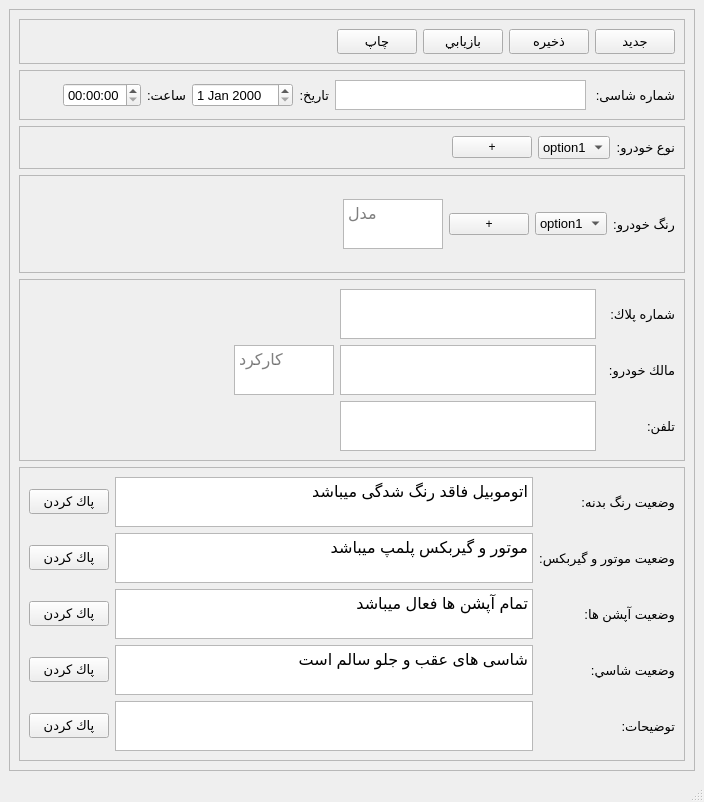
Old version of the form UIDesign.ui in the repository MahsimaEbrahimi/carProj.
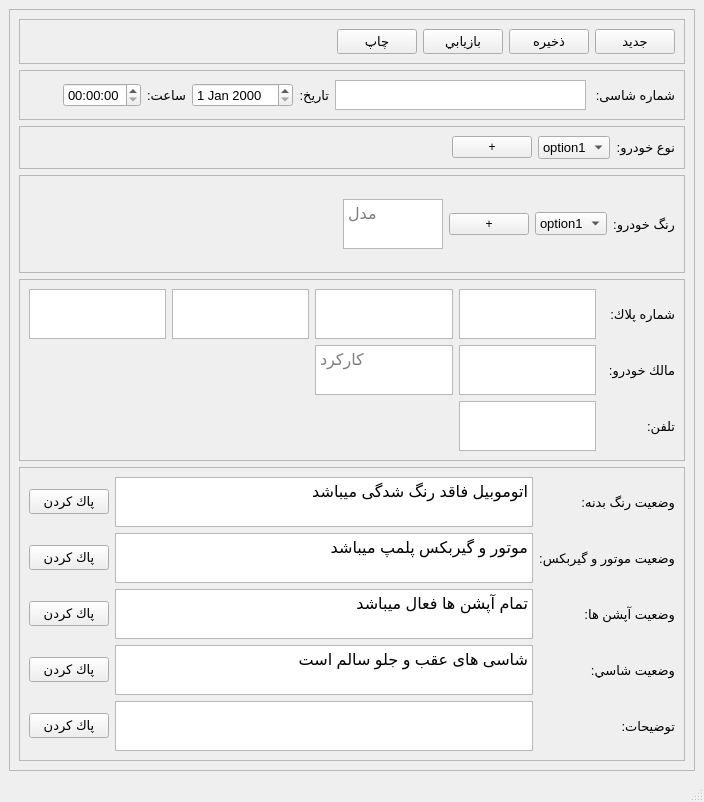
New version of the form.

```diff
--- a/UIDesign.ui
+++ b/UIDesign.ui
@@ -184,7 +184,7 @@
             <property name="maximumSize">
              <size>
               <width>16777215</width>
-              <height>30</height>
+              <height>50</height>
              </size>
             </property>
             <property name="palette">
@@ -496,7 +496,27 @@
           <enum>QFrame::Raised</enum>
          </property>
          <layout class="QGridLayout" name="gridLayout">
-          <item row="2" column="4">
+          <item row="0" column="2">
+           <widget class="QTextEdit" name="ThirdPart_id_2">
+            <property name="maximumSize">
+             <size>
+              <width>700</width>
+              <height>50</height>
+             </size>
+            </property>
+           </widget>
+          </item>
+          <item row="0" column="0">
+           <widget class="QTextEdit" name="firstPart_id">
+            <property name="maximumSize">
+             <size>
+              <width>700</width>
+              <height>50</height>
+             </size>
+            </property>
+           </widget>
+          </item>
+          <item row="2" column="6">
            <widget class="QLabel" name="label_6">
             <property name="font">
              <font>
@@ -508,82 +528,11 @@
             </property>
            </widget>
           </item>
-          <item row="0" column="2">
-           <widget class="QTextEdit" name="CarIdTxt">
-            <property name="maximumSize">
-             <size>
-              <width>700</width>
-              <height>50</height>
-             </size>
-            </property>
-            <property name="palette">
-             <palette>
-              <active>
-               <colorrole role="Button">
-                <brush brushstyle="SolidPattern">
-                 <color alpha="255">
-                  <red>240</red>
-                  <green>217</green>
-                  <blue>200</blue>
-                 </color>
-                </brush>
-               </colorrole>
-              </active>
-              <inactive>
-               <colorrole role="Button">
-                <brush brushstyle="SolidPattern">
-                 <color alpha="255">
-                  <red>240</red>
-                  <green>217</green>
-                  <blue>200</blue>
-                 </color>
-                </brush>
-               </colorrole>
-              </inactive>
-              <disabled>
-               <colorrole role="Button">
-                <brush brushstyle="SolidPattern">
-                 <color alpha="255">
-                  <red>240</red>
-                  <green>217</green>
-                  <blue>200</blue>
-                 </color>
-                </brush>
-               </colorrole>
-              </disabled>
-             </palette>
-            </property>
-            <property name="font">
-             <font>
-              <pointsize>12</pointsize>
-             </font>
-            </property>
-            <property name="html">
-             <string>&lt;!DOCTYPE HTML PUBLIC &quot;-//W3C//DTD HTML 4.0//EN&quot; &quot;http://www.w3.org/TR/REC-html40/strict.dtd&quot;&gt;
-&lt;html&gt;&lt;head&gt;&lt;meta name=&quot;qrichtext&quot; content=&quot;1&quot; /&gt;&lt;style type=&quot;text/css&quot;&gt;
-p, li { white-space: pre-wrap; }
-&lt;/style&gt;&lt;/head&gt;&lt;body style=&quot; font-family:'MS Shell Dlg 2'; font-size:12pt; font-weight:400; font-style:normal;&quot;&gt;
-&lt;p align=&quot;right&quot; style=&quot;-qt-paragraph-type:empty; margin-top:0px; margin-bottom:0px; margin-left:0px; margin-right:0px; -qt-block-indent:0; text-indent:0px;&quot;&gt;&lt;br /&gt;&lt;/p&gt;&lt;/body&gt;&lt;/html&gt;</string>
-            </property>
-           </widget>
-          </item>
-          <item row="0" column="3" colspan="2">
-           <widget class="QLabel" name="label_5">
-            <property name="font">
-             <font>
-              <pointsize>10</pointsize>
-             </font>
-            </property>
-            <property name="text">
-             <string>شماره پلاك:</string>
-            </property>
-           </widget>
-          </item>
-          <item row="1" column="2">
+          <item row="1" column="3">
            <widget class="QTextEdit" name="CarOwnerTxt">
             <property name="maximumSize">
              <size>
-              <width>700</width>
+              <width>1000</width>
               <height>50</height>
              </size>
             </property>
@@ -638,7 +587,7 @@
             </property>
            </widget>
           </item>
-          <item row="2" column="2">
+          <item row="2" column="3">
            <widget class="QTextEdit" name="PhoneTxt">
             <property name="maximumSize">
              <size>
@@ -697,20 +646,66 @@
             </property>
            </widget>
           </item>
-          <item row="1" column="0">
-           <spacer name="horizontalSpacer_3">
-            <property name="orientation">
-             <enum>Qt::Horizontal</enum>
-            </property>
-            <property name="sizeHint" stdset="0">
+          <item row="0" column="3">
+           <widget class="QTextEdit" name="FourthPart_id">
+            <property name="maximumSize">
              <size>
-              <width>40</width>
-              <height>20</height>
+              <width>700</width>
+              <height>50</height>
              </size>
             </property>
-           </spacer>
+            <property name="palette">
+             <palette>
+              <active>
+               <colorrole role="Button">
+                <brush brushstyle="SolidPattern">
+                 <color alpha="255">
+                  <red>240</red>
+                  <green>217</green>
+                  <blue>200</blue>
+                 </color>
+                </brush>
+               </colorrole>
+              </active>
+              <inactive>
+               <colorrole role="Button">
+                <brush brushstyle="SolidPattern">
+                 <color alpha="255">
+                  <red>240</red>
+                  <green>217</green>
+                  <blue>200</blue>
+                 </color>
+                </brush>
+               </colorrole>
+              </inactive>
+              <disabled>
+               <colorrole role="Button">
+                <brush brushstyle="SolidPattern">
+                 <color alpha="255">
+                  <red>240</red>
+                  <green>217</green>
+                  <blue>200</blue>
+                 </color>
+                </brush>
+               </colorrole>
+              </disabled>
+             </palette>
+            </property>
+            <property name="font">
+             <font>
+              <pointsize>12</pointsize>
+             </font>
+            </property>
+            <property name="html">
+             <string>&lt;!DOCTYPE HTML PUBLIC &quot;-//W3C//DTD HTML 4.0//EN&quot; &quot;http://www.w3.org/TR/REC-html40/strict.dtd&quot;&gt;
+&lt;html&gt;&lt;head&gt;&lt;meta name=&quot;qrichtext&quot; content=&quot;1&quot; /&gt;&lt;style type=&quot;text/css&quot;&gt;
+p, li { white-space: pre-wrap; }
+&lt;/style&gt;&lt;/head&gt;&lt;body style=&quot; font-family:'MS Shell Dlg 2'; font-size:12pt; font-weight:400; font-style:normal;&quot;&gt;
+&lt;p align=&quot;right&quot; style=&quot;-qt-paragraph-type:empty; margin-top:0px; margin-bottom:0px; margin-left:0px; margin-right:0px; -qt-block-indent:0; text-indent:0px;&quot;&gt;&lt;br /&gt;&lt;/p&gt;&lt;/body&gt;&lt;/html&gt;</string>
+            </property>
+           </widget>
           </item>
-          <item row="1" column="4">
+          <item row="1" column="6">
            <widget class="QLabel" name="label_4">
             <property name="font">
              <font>
@@ -722,11 +717,23 @@
             </property>
            </widget>
           </item>
-          <item row="1" column="1">
+          <item row="0" column="5" colspan="2">
+           <widget class="QLabel" name="label_5">
+            <property name="font">
+             <font>
+              <pointsize>10</pointsize>
+             </font>
+            </property>
+            <property name="text">
+             <string>شماره پلاك:</string>
+            </property>
+           </widget>
+          </item>
+          <item row="1" column="2">
            <widget class="QTextEdit" name="UseTxt">
             <property name="maximumSize">
              <size>
-              <width>100</width>
+              <width>500</width>
               <height>50</height>
              </size>
             </property>
@@ -787,6 +794,16 @@
             </property>
            </widget>
           </item>
+          <item row="0" column="1">
+           <widget class="QTextEdit" name="secoundPart_id">
+            <property name="maximumSize">
+             <size>
+              <width>700</width>
+              <height>50</height>
+             </size>
+            </property>
+           </widget>
+          </item>
          </layout>
         </widget>
        </item>
```
